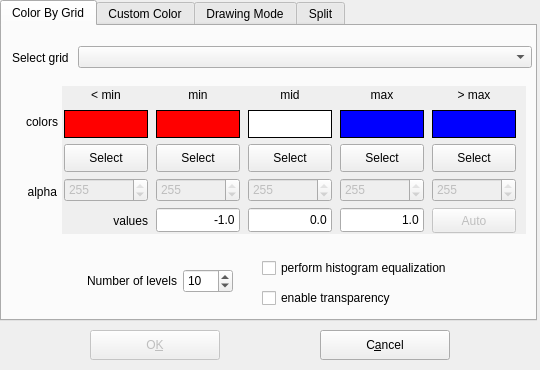
Qt form source/VIEW/DIALOGS/modifyRepresentationDialog.ui (BALL-Project/ball) before a commit.
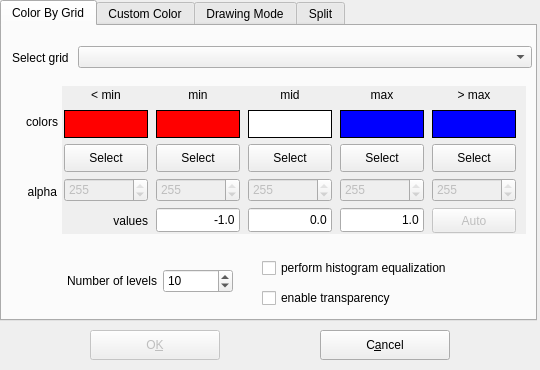
The same form after that commit.

Patch:
```diff
--- a/source/VIEW/DIALOGS/modifyRepresentationDialog.ui
+++ b/source/VIEW/DIALOGS/modifyRepresentationDialog.ui
@@ -2151,13 +2151,16 @@
         </property>
         <property name="maximumSize" >
          <size>
-          <width>50</width>
+          <width>70</width>
           <height>24</height>
          </size>
         </property>
         <property name="toolTip" >
          <string>Number of interpolated colors</string>
         </property>
+        <property name="maximum" >
+         <number>999</number>
+        </property>
         <property name="value" >
          <number>10</number>
         </property>
```
